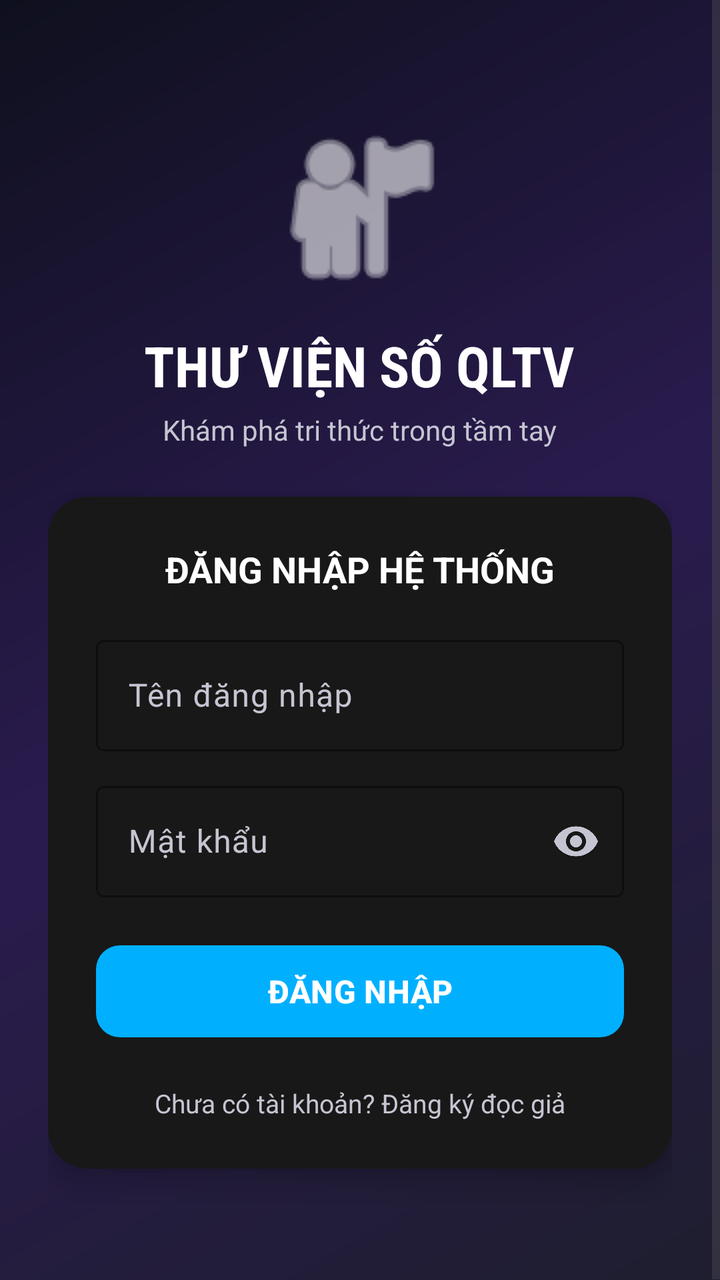
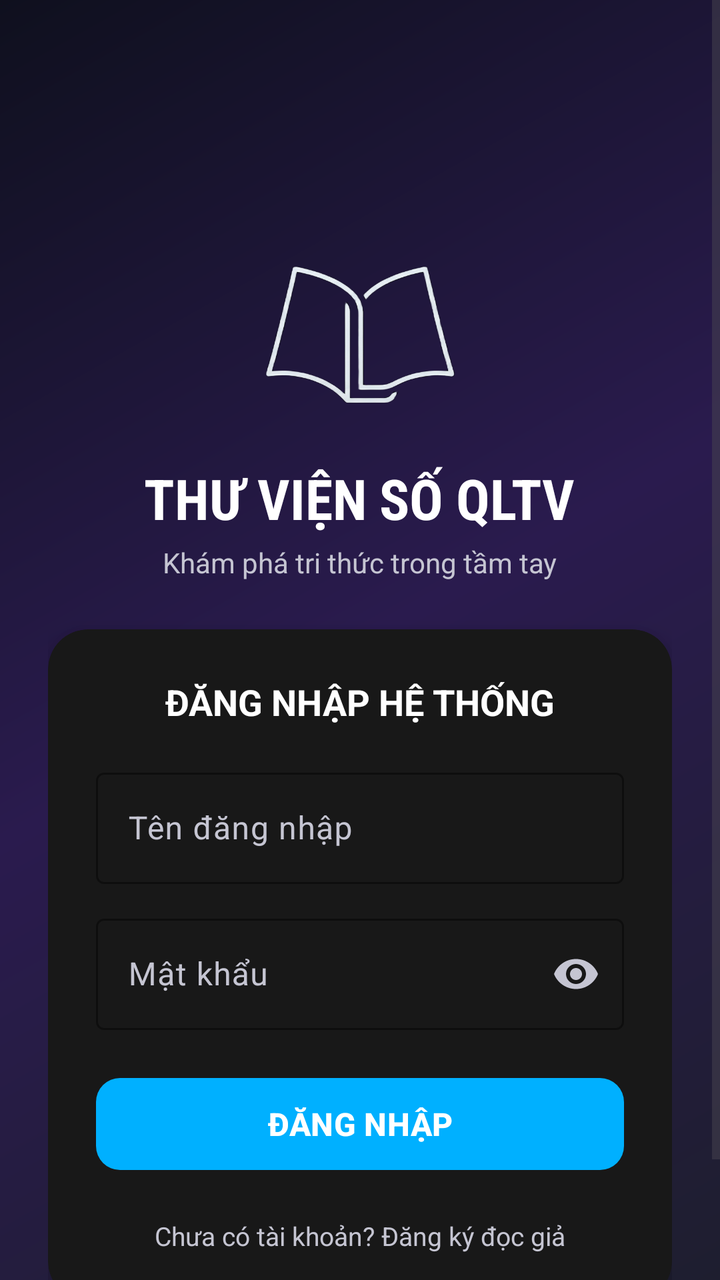

Compare the two renders of this Android layout. The source of the first and the diff that turns it into the second are given below.
<!-- AndroidManifest.xml: application theme Theme.QLTV -->
<!-- res/layout/activity_login.xml -->
<?xml version="1.0" encoding="utf-8"?>
<androidx.constraintlayout.widget.ConstraintLayout xmlns:android="http://schemas.android.com/apk/res/android"
    xmlns:app="http://schemas.android.com/apk/res-auto"
    xmlns:tools="http://schemas.android.com/tools"
    android:layout_width="match_parent"
    android:layout_height="match_parent"
    android:background="@drawable/login_gradient"
    tools:context=".LoginActivity">

    <ScrollView
        android:layout_width="match_parent"
        android:layout_height="match_parent"
        android:fillViewport="true"
        app:layout_behavior="@string/appbar_scrolling_view_behavior">

        <LinearLayout
            android:layout_width="match_parent"
            android:layout_height="wrap_content"
            android:gravity="center_horizontal"
            android:orientation="vertical"
            android:padding="24dp">

            
            <ImageView
                android:id="@+id/imgLogo"
                android:layout_width="96dp"
                android:layout_height="96dp"
                android:layout_marginTop="32dp"
                android:contentDescription="Library Logo"
                android:src="@android:drawable/ic_menu_myplaces"
                app:tint="#FFFFFF" />

            <TextView
                android:id="@+id/txtAppName"
                android:layout_width="wrap_content"
                android:layout_height="wrap_content"
                android:layout_marginTop="12dp"
                android:fontFamily="sans-serif-condensed"
                android:text="THƯ VIỆN SỐ QLTV"
                android:textColor="#FFFFFF"
                android:textSize="28sp"
                android:textStyle="bold" />

            <TextView
                android:id="@+id/txtSubtitle"
                android:layout_width="wrap_content"
                android:layout_height="wrap_content"
                android:layout_marginTop="4dp"
                android:text="Khám phá tri thức trong tầm tay"
                android:textColor="#C5C5D2"
                android:textSize="14sp" />

            
            <androidx.cardview.widget.CardView
                android:layout_width="match_parent"
                android:layout_height="wrap_content"
                android:layout_marginTop="24dp"
                android:layout_marginBottom="32dp"
                app:cardBackgroundColor="#181818"
                app:cardCornerRadius="20dp"
                app:cardElevation="8dp">

                <LinearLayout
                    android:layout_width="match_parent"
                    android:layout_height="wrap_content"
                    android:orientation="vertical"
                    android:padding="24dp">

                    <TextView
                        android:id="@+id/txtFormTitle"
                        android:layout_width="wrap_content"
                        android:layout_height="wrap_content"
                        android:layout_gravity="center"
                        android:layout_marginBottom="18dp"
                        android:text="ĐĂNG NHẬP HỆ THỐNG"
                        android:textColor="#FFFFFF"
                        android:textSize="18sp"
                        android:textStyle="bold" />

                    
                    <com.google.android.material.textfield.TextInputLayout
                        android:id="@+id/inputLayoutUser"
                        style="@style/Widget.Material3.TextInputLayout.OutlinedBox"
                        android:layout_width="match_parent"
                        android:layout_height="wrap_content"
                        android:layout_marginBottom="12dp"
                        android:hint="Tên đăng nhập"
                        android:textColorHint="#C5C5D2"
                        app:boxStrokeColor="#FFFFFF"
                        app:boxStrokeWidthFocused="2dp"
                        app:hintTextColor="#FFFFFF">

                        <com.google.android.material.textfield.TextInputEditText
                            android:id="@+id/editUsername"
                            android:layout_width="match_parent"
                            android:layout_height="wrap_content"
                            android:inputType="text"
                            android:textColor="#FFFFFF" />
                    </com.google.android.material.textfield.TextInputLayout>

                    
                    <com.google.android.material.textfield.TextInputLayout
                        android:id="@+id/inputLayoutPass"
                        style="@style/Widget.Material3.TextInputLayout.OutlinedBox"
                        android:layout_width="match_parent"
                        android:layout_height="wrap_content"
                        android:layout_marginBottom="12dp"
                        android:hint="Mật khẩu"
                        android:textColorHint="#C5C5D2"
                        app:boxStrokeColor="#FFFFFF"
                        app:boxStrokeWidthFocused="2dp"
                        app:hintTextColor="#FFFFFF"
                        app:passwordToggleEnabled="true"
                        app:passwordToggleTint="#C5C5D2">

                        <com.google.android.material.textfield.TextInputEditText
                            android:id="@+id/editPassword"
                            android:layout_width="match_parent"
                            android:layout_height="wrap_content"
                            android:inputType="textPassword"
                            android:textColor="#FFFFFF" />
                    </com.google.android.material.textfield.TextInputLayout>

                    
                    <LinearLayout
                        android:id="@+id/layoutRegisterExtra"
                        android:layout_width="match_parent"
                        android:layout_height="wrap_content"
                        android:orientation="vertical"
                        android:visibility="gone"
                        tools:visibility="visible">

                        
                        <com.google.android.material.textfield.TextInputLayout
                            style="@style/Widget.Material3.TextInputLayout.OutlinedBox"
                            android:layout_width="match_parent"
                            android:layout_height="wrap_content"
                            android:layout_marginBottom="12dp"
                            android:hint="Họ và tên"
                            android:textColorHint="#C5C5D2"
                            app:boxStrokeColor="#FFFFFF"
                            app:boxStrokeWidthFocused="2dp"
                            app:hintTextColor="#FFFFFF">

                            <com.google.android.material.textfield.TextInputEditText
                                android:id="@+id/editFullName"
                                android:layout_width="match_parent"
                                android:layout_height="wrap_content"
                                android:inputType="textPersonName"
                                android:textColor="#FFFFFF" />
                        </com.google.android.material.textfield.TextInputLayout>

                        
                        <com.google.android.material.textfield.TextInputLayout
                            style="@style/Widget.Material3.TextInputLayout.OutlinedBox"
                            android:layout_width="match_parent"
                            android:layout_height="wrap_content"
                            android:layout_marginBottom="12dp"
                            android:hint="Địa chỉ"
                            android:textColorHint="#C5C5D2"
                            app:boxStrokeColor="#FFFFFF"
                            app:boxStrokeWidthFocused="2dp"
                            app:hintTextColor="#FFFFFF">

                            <com.google.android.material.textfield.TextInputEditText
                                android:id="@+id/editAddress"
                                android:layout_width="match_parent"
                                android:layout_height="wrap_content"
                                android:inputType="text"
                                android:textColor="#FFFFFF" />
                        </com.google.android.material.textfield.TextInputLayout>

                        
                        <com.google.android.material.textfield.TextInputLayout
                            style="@style/Widget.Material3.TextInputLayout.OutlinedBox"
                            android:layout_width="match_parent"
                            android:layout_height="wrap_content"
                            android:layout_marginBottom="12dp"
                            android:hint="Số điện thoại"
                            android:textColorHint="#C5C5D2"
                            app:boxStrokeColor="#FFFFFF"
                            app:boxStrokeWidthFocused="2dp"
                            app:hintTextColor="#FFFFFF">

                            <com.google.android.material.textfield.TextInputEditText
                                android:id="@+id/editPhone"
                                android:layout_width="match_parent"
                                android:layout_height="wrap_content"
                                android:inputType="phone"
                                android:textColor="#FFFFFF" />
                        </com.google.android.material.textfield.TextInputLayout>

                        
                        <com.google.android.material.textfield.TextInputLayout
                            style="@style/Widget.Material3.TextInputLayout.OutlinedBox"
                            android:layout_width="match_parent"
                            android:layout_height="wrap_content"
                            android:layout_marginBottom="12dp"
                            android:hint="Email"
                            android:textColorHint="#C5C5D2"
                            app:boxStrokeColor="#FFFFFF"
                            app:boxStrokeWidthFocused="2dp"
                            app:hintTextColor="#FFFFFF">

                            <com.google.android.material.textfield.TextInputEditText
                                android:id="@+id/editEmail"
                                android:layout_width="match_parent"
                                android:layout_height="wrap_content"
                                android:inputType="textEmailAddress"
                                android:textColor="#FFFFFF" />
                        </com.google.android.material.textfield.TextInputLayout>
                    </LinearLayout>

                    
                    <com.google.android.material.button.MaterialButton
                        android:id="@+id/btnLogin"
                        android:layout_width="match_parent"
                        android:layout_height="54dp"
                        android:layout_marginTop="8dp"
                        android:layout_marginBottom="12dp"
                        android:text="ĐĂNG NHẬP"
                        android:textColor="#FFFFFF"
                        android:textSize="16sp"
                        android:textStyle="bold"
                        app:backgroundTint="#00B0FF"
                        app:cornerRadius="12dp" />

                    
                    <com.google.android.material.button.MaterialButton
                        android:id="@+id/btnRegister"
                        android:layout_width="match_parent"
                        android:layout_height="54dp"
                        android:layout_marginTop="8dp"
                        android:layout_marginBottom="12dp"
                        android:text="ĐĂNG KÝ NGAY"
                        android:textColor="#FFFFFF"
                        android:textSize="16sp"
                        android:textStyle="bold"
                        android:visibility="gone"
                        app:backgroundTint="#B0B0B0"
                        app:cornerRadius="12dp" />

                    
                    <TextView
                        android:id="@+id/txtToggleForm"
                        android:layout_width="wrap_content"
                        android:layout_height="wrap_content"
                        android:layout_gravity="center"
                        android:layout_marginTop="8dp"
                        android:clickable="true"
                        android:focusable="true"
                        android:text="Chưa có tài khoản? Đăng ký đọc giả"
                        android:textColor="#C5C5D2"
                        android:textSize="13sp" />
                </LinearLayout>
            </androidx.cardview.widget.CardView>
        </LinearLayout>
    </ScrollView>
</androidx.constraintlayout.widget.ConstraintLayout>
<!-- resources referenced by this layout -->
<resources>
  <!-- drawable login_gradient (drawable) -->
  <?xml version="1.0" encoding="utf-8"?>
  <shape xmlns:android="http://schemas.android.com/apk/res/android"
      android:shape="rectangle">
      <gradient
          android:angle="135"
          android:startColor="#1E1E2F"
          android:centerColor="#2A1B4E"
          android:endColor="#0F101E"
          android:type="linear" />
  </shape>
  <style name="Theme.QLTV" parent="Base.Theme.QLTV" />
  <style name="Base.Theme.QLTV" parent="Theme.Material3.DayNight.NoActionBar">
          
          
      </style>
</resources>

<!-- the commit's change to res/layout/activity_login.xml (unified diff, before → after) -->
@@ -23,12 +23,12 @@
             
             <ImageView
                 android:id="@+id/imgLogo"
-                android:layout_width="96dp"
-                android:layout_height="96dp"
-                android:layout_marginTop="32dp"
+                android:layout_width="288dp"
+                android:layout_height="288dp"
+                android:layout_marginTop="16dp"
+                android:layout_marginBottom="-110dp"
                 android:contentDescription="Library Logo"
-                android:src="@android:drawable/ic_menu_myplaces"
-                app:tint="#FFFFFF" />
+                android:src="@drawable/logo" />
 
             <TextView
                 android:id="@+id/txtAppName"
@@ -237,7 +237,7 @@
                         android:textSize="16sp"
                         android:textStyle="bold"
                         android:visibility="gone"
-                        app:backgroundTint="#B0B0B0"
+                        app:backgroundTint="#00B0FF"
                         app:cornerRadius="12dp" />
 
                     
<!-- resource entries referenced after the edit -->
@@ -11,6 +11,7 @@
           android:endColor="#0F101E"
           android:type="linear" />
   </shape>
+  <!-- drawable logo: png bitmap (drawable, 123360 bytes) -->
   <style name="Theme.QLTV" parent="Base.Theme.QLTV" />
   <style name="Base.Theme.QLTV" parent="Theme.Material3.DayNight.NoActionBar">
           
